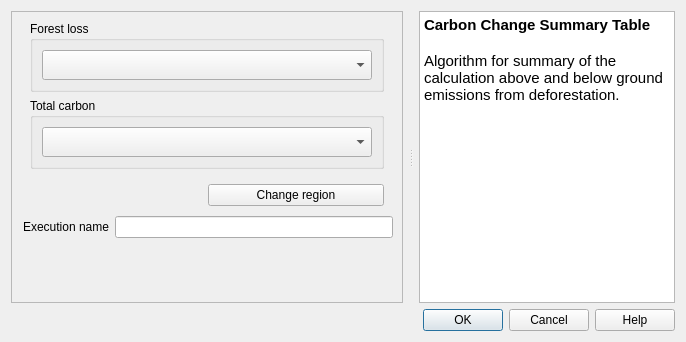
Qt form LDMP/gui/DlgCalculateTCSummaryTable.ui (ConservationInternational/trends.earth) before a commit.
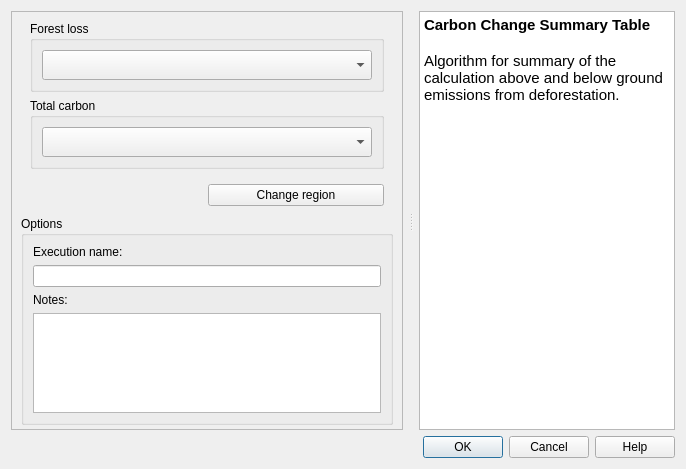
The same form after that commit. Custom widgets are drawn as their Qt base class.

Commit message: updated algorithms dialog to include options group box

```diff
--- a/LDMP/gui/DlgCalculateTCSummaryTable.ui
+++ b/LDMP/gui/DlgCalculateTCSummaryTable.ui
@@ -204,24 +204,58 @@
         </layout>
        </item>
        <item>
-        <layout class="QHBoxLayout" name="horizontalLayout_2">
-         <property name="leftMargin">
-          <number>2</number>
+        <widget class="QgsCollapsibleGroupBox" name="options_group">
+         <property name="title">
+          <string>Options</string>
          </property>
+         <property name="collapsed">
+          <bool>true</bool>
+         </property>
+         <layout class="QVBoxLayout" name="verticalLayout_2">
          <item>
           <widget class="QLabel" name="execution_name_la">
            <property name="toolTip">
             <string>Auto generated name for the task which can be edited</string>
            </property>
            <property name="text">
-            <string>Execution name</string>
+             <string>Execution name:</string>
            </property>
           </widget>
          </item>
          <item>
           <widget class="QLineEdit" name="execution_name_le"/>
          </item>
-        </layout>
+          <item>
+           <widget class="QLabel" name="task_notes_la">
+            <property name="text">
+             <string>Notes:</string>
+            </property>
+           </widget>
+          </item>
+          <item>
+           <widget class="QTextEdit" name="task_notes">
+            <property name="sizePolicy">
+             <sizepolicy hsizetype="Expanding" vsizetype="Minimum">
+              <horstretch>0</horstretch>
+              <verstretch>0</verstretch>
+             </sizepolicy>
+            </property>
+            <property name="minimumSize">
+             <size>
+              <width>0</width>
+              <height>0</height>
+             </size>
+            </property>
+            <property name="maximumSize">
+             <size>
+              <width>16777215</width>
+              <height>100</height>
+             </size>
+            </property>
+           </widget>
+          </item>
+         </layout>
+        </widget>
        </item>
        <item>
         <spacer name="verticalSpacer">
@@ -280,6 +314,12 @@
   </layout>
  </widget>
  <customwidgets>
+  <customwidget>
+   <class>QgsCollapsibleGroupBox</class>
+   <extends>QGroupBox</extends>
+   <header>qgis.gui</header>
+   <container>1</container>
+  </customwidget>
   <customwidget>
    <class>WidgetDataIOSelectTELayerExisting</class>
    <extends>QComboBox</extends>
```
Left out of the diff: 3 changed lines with no effect on the pictures. Lines whose indentation alone changed are shown as unchanged. The commit also changes 10 other files.
